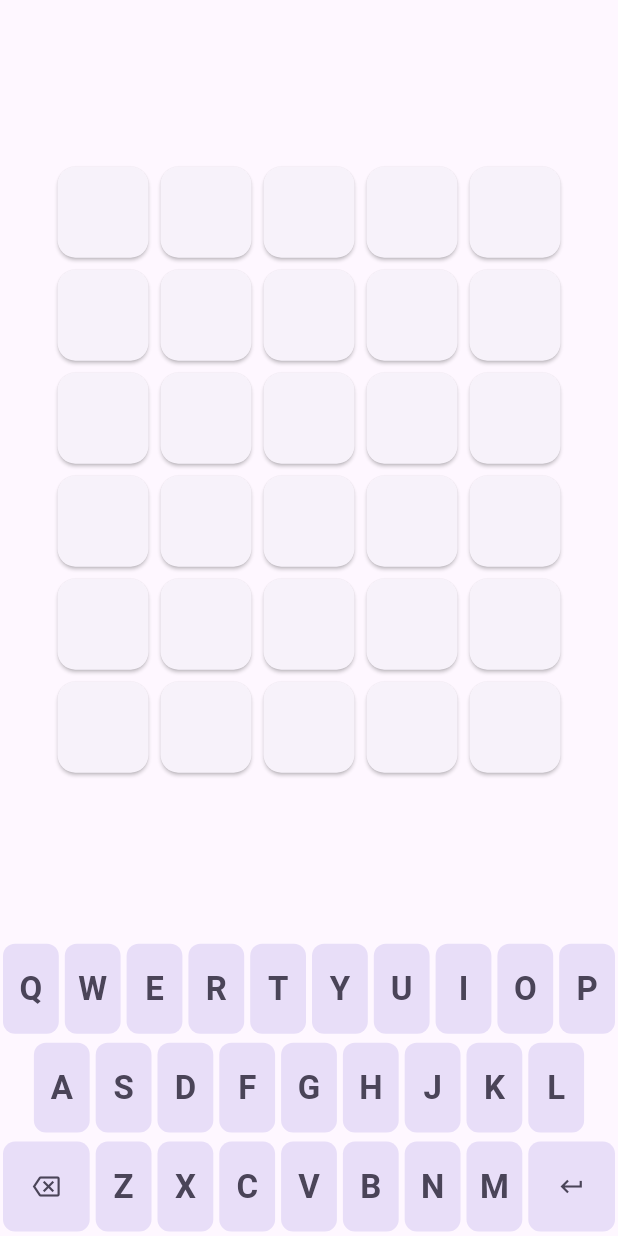
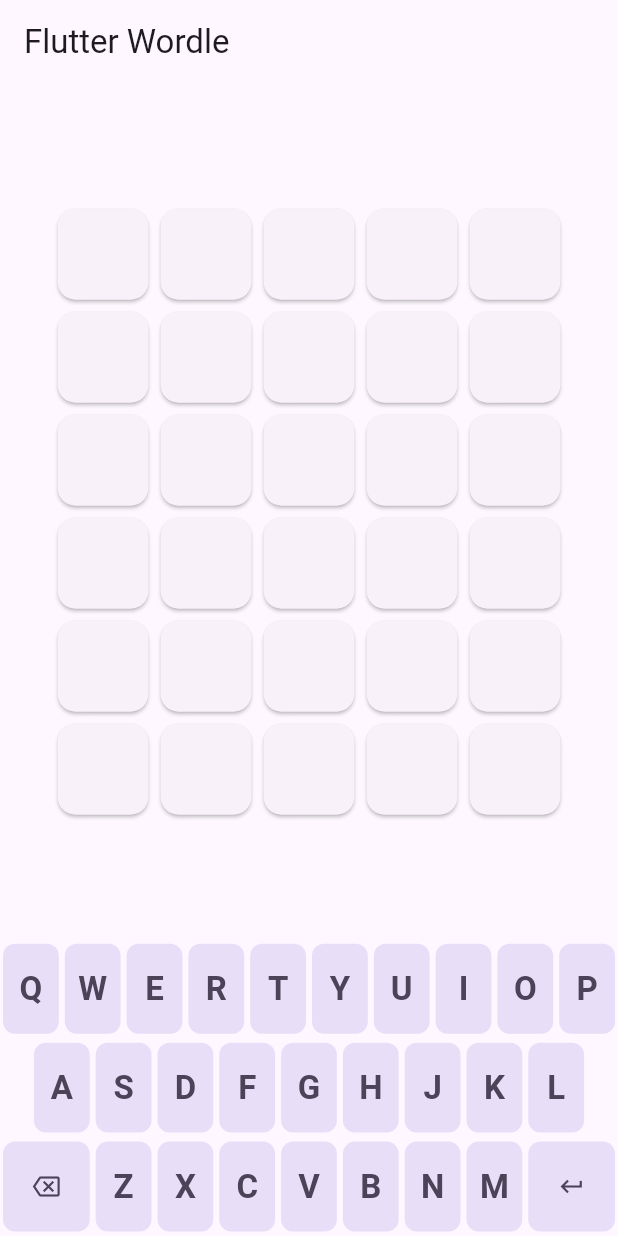
Before and after one commit to MominRaza/flutter_wordle, a Flutter app: the screen it shows after launch, on a phone screen of 412 x 824 dp. Run offline on Flutter 3.47's test engine with Material 3 defaults, Android fonts, the phone set to English and light mode, and no system bars.

Commit message:
added Flutter Wordle title

```diff
--- a/lib/main.dart
+++ b/lib/main.dart
@@ -1,11 +1,34 @@
 import 'package:flutter/material.dart';
 
 void main() {
-  runApp(const MainApp());
+  runApp(const MyApp());
 }
 
-class MainApp extends StatelessWidget {
-  const MainApp({super.key});
+class MyApp extends StatelessWidget {
+  const MyApp({super.key});
+
+  @override
+  Widget build(BuildContext context) {
+    return MaterialApp(
+      title: 'Flutter Demo',
+      theme: ThemeData(
+        colorScheme: ColorScheme.fromSeed(seedColor: Colors.deepPurple),
+        brightness: Brightness.light,
+      ),
+      darkTheme: ThemeData(
+        colorScheme: ColorScheme.fromSeed(
+          seedColor: Colors.deepPurple,
+          brightness: Brightness.dark,
+        ),
+        brightness: Brightness.dark,
+      ),
+      home: const HomeScreen(),
+    );
+  }
+}
+
+class HomeScreen extends StatelessWidget {
+  const HomeScreen({super.key});
 
   @override
   Widget build(BuildContext context) {
@@ -27,8 +50,10 @@ class MainApp extends StatelessWidget {
     final keyWidth = width / 10;
     final cardWidth = width / 6;
 
-    return MaterialApp(
-      home: Scaffold(
+    return Scaffold(
+      appBar: AppBar(
+        title: const Text('Flutter Wordle'),
+      ),
       body: Column(
         children: [
           Expanded(
@@ -46,8 +71,7 @@ class MainApp extends StatelessWidget {
                               child: Card(
                                 child: Center(
                                   child: Text(
-                                      (e['text'] as String? ?? '')
-                                          .toUpperCase(),
+                                    (e['text'] as String? ?? '').toUpperCase(),
                                     style: const TextStyle(
                                       fontSize: 28,
                                       fontWeight: FontWeight.bold,
@@ -114,7 +138,6 @@ class MainApp extends StatelessWidget {
           ),
         ],
       ),
-      ),
     );
   }
 }
```
Lines whose indentation alone changed are shown as unchanged.
